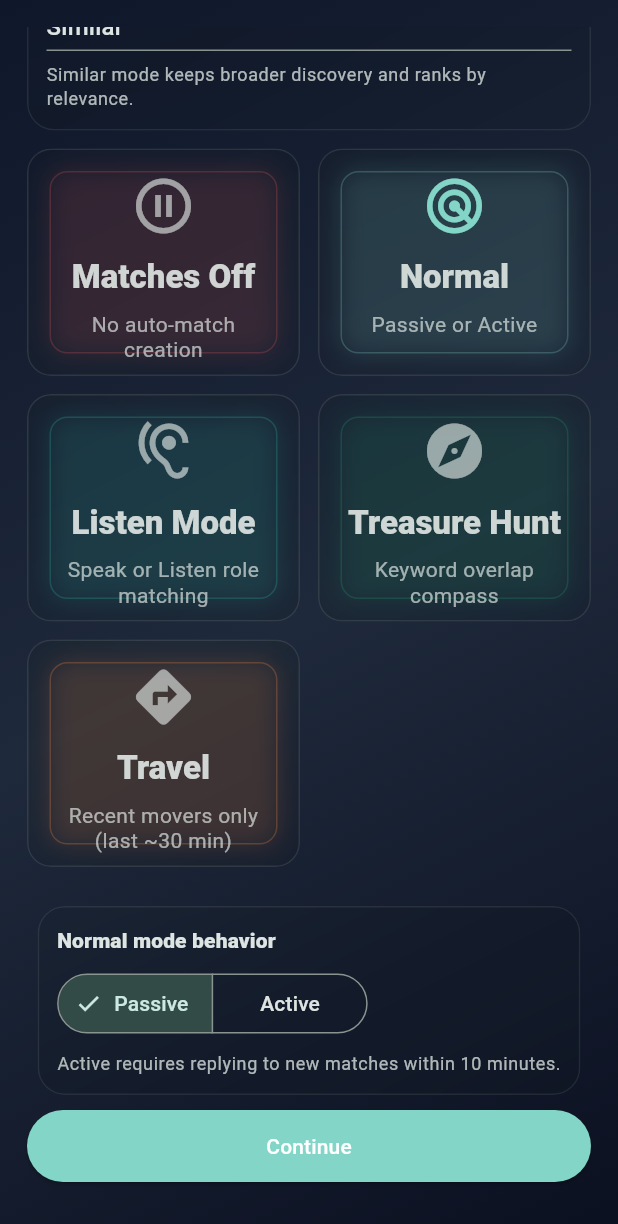
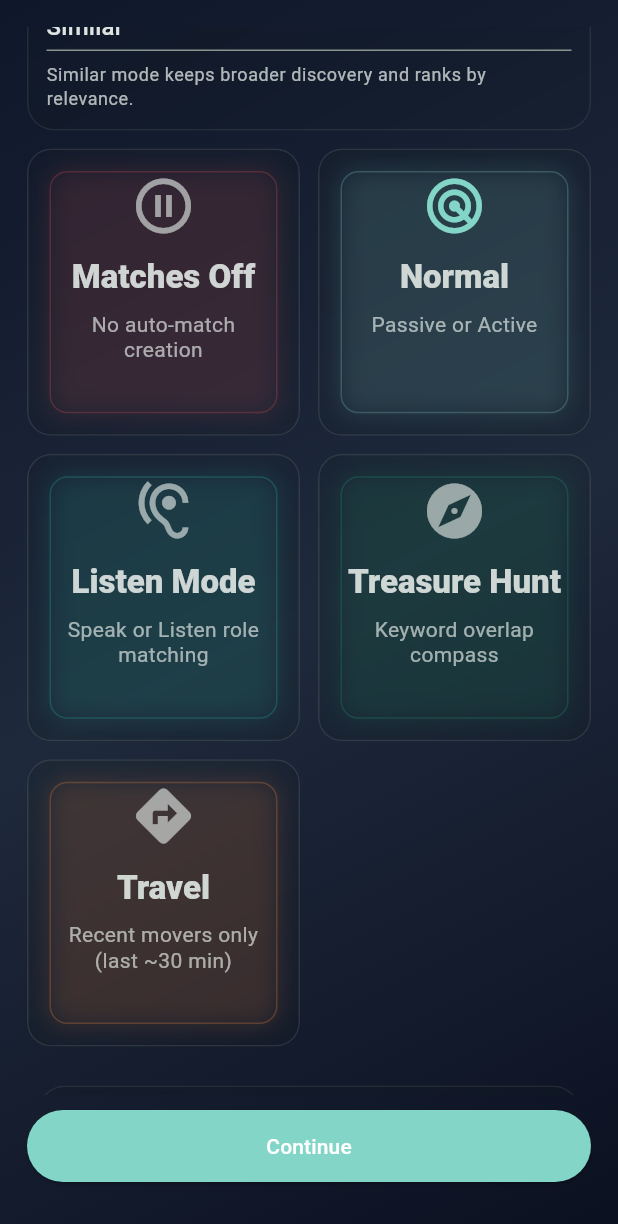
Before and after one commit to marolam/prox, a Flutter app: the MatchingModeScreen screen opened directly, scrolled down 469 dp, on a phone screen of 412 x 824 dp. Shown: the top 1224 px of the screen. Run offline on Flutter 3.47's test engine with Material 3 defaults, Android fonts, the phone set to English and light mode, and no system bars; our stand-ins replace cloud_firestore, firebase_auth, firebase_core, firebase_messaging, firebase_remote_config, firebase_storage and 9 more; missing offline and left inert: firebase_app_check; accounts and stored records are empty; network calls fail.

Commit message:
Fix mode hold tap bleed, overflow risks, and travel match recency

```diff
--- a/lib/screens/discovery/matching_mode_screen.dart
+++ b/lib/screens/discovery/matching_mode_screen.dart
@@ -471,7 +471,7 @@ class _MatchingModeScreenState extends State<MatchingModeScreen> {
                             crossAxisCount: 2,
                             crossAxisSpacing: 12,
                             mainAxisSpacing: 12,
-                            childAspectRatio: 1.2,
+                            childAspectRatio: 0.95,
                             physics: const NeverScrollableScrollPhysics(),
                             children: [
                               ProxGlassCard(
@@ -560,7 +560,9 @@ class _MatchingModeScreenState extends State<MatchingModeScreen> {
                                         ?.copyWith(fontWeight: FontWeight.w800),
                                   ),
                                   const SizedBox(height: 8),
-                                  SegmentedButton<ListenMatchRole>(
+                                  SingleChildScrollView(
+                                    scrollDirection: Axis.horizontal,
+                                    child: SegmentedButton<ListenMatchRole>(
                                       segments: const [
                                         ButtonSegment(
                                           value: ListenMatchRole.speak,
@@ -578,6 +580,7 @@ class _MatchingModeScreenState extends State<MatchingModeScreen> {
                                         if (next.isNotEmpty)
                                           _setListenRole(next.first);
                                       },
+                                    ),
                                   ),
                                   const SizedBox(height: 8),
                                   Text(
@@ -610,7 +613,9 @@ class _MatchingModeScreenState extends State<MatchingModeScreen> {
                                         ?.copyWith(fontWeight: FontWeight.w800),
                                   ),
                                   const SizedBox(height: 8),
-                                  SegmentedButton<NormalMatchMode>(
+                                  SingleChildScrollView(
+                                    scrollDirection: Axis.horizontal,
+                                    child: SegmentedButton<NormalMatchMode>(
                                       segments: const [
                                         ButtonSegment(
                                             value: NormalMatchMode.passive,
@@ -626,6 +631,7 @@ class _MatchingModeScreenState extends State<MatchingModeScreen> {
                                               if (next.isNotEmpty)
                                                 _setNormalMode(next.first);
                                             },
+                                    ),
                                   ),
                                   const SizedBox(height: 8),
                                   Text(
--- a/lib/services/matching/matching_runtime_service.dart
+++ b/lib/services/matching/matching_runtime_service.dart
@@ -16,6 +16,7 @@ class MatchingRuntimeService {
   final UserSettingsService _settings = UserSettingsService.instance;
   static const Duration _profileFetchTimeout = Duration(seconds: 4);
   static const Duration _sharedKeywordsTimeout = Duration(seconds: 5);
+  static const Duration _travelRecentMovementWindow = Duration(minutes: 30);
   static const int _maxTreasureCandidates = 24;
 
   List<String> _myKeywords = const <String>[];
@@ -63,7 +64,7 @@ class MatchingRuntimeService {
         final ts = d.presenceTs;
         if (ts == null) return false;
         final bool recentlyMoving =
-            now.difference(ts) <= const Duration(minutes: 3);
+            now.difference(ts) <= _travelRecentMovementWindow;
         return recentlyMoving;
       }).toList(growable: false);
     }
```
Also changed, not shown: lib/screens/matches/match_inbox_screen.dart (+15 -2 lines). Lines whose indentation alone changed are shown as unchanged.
